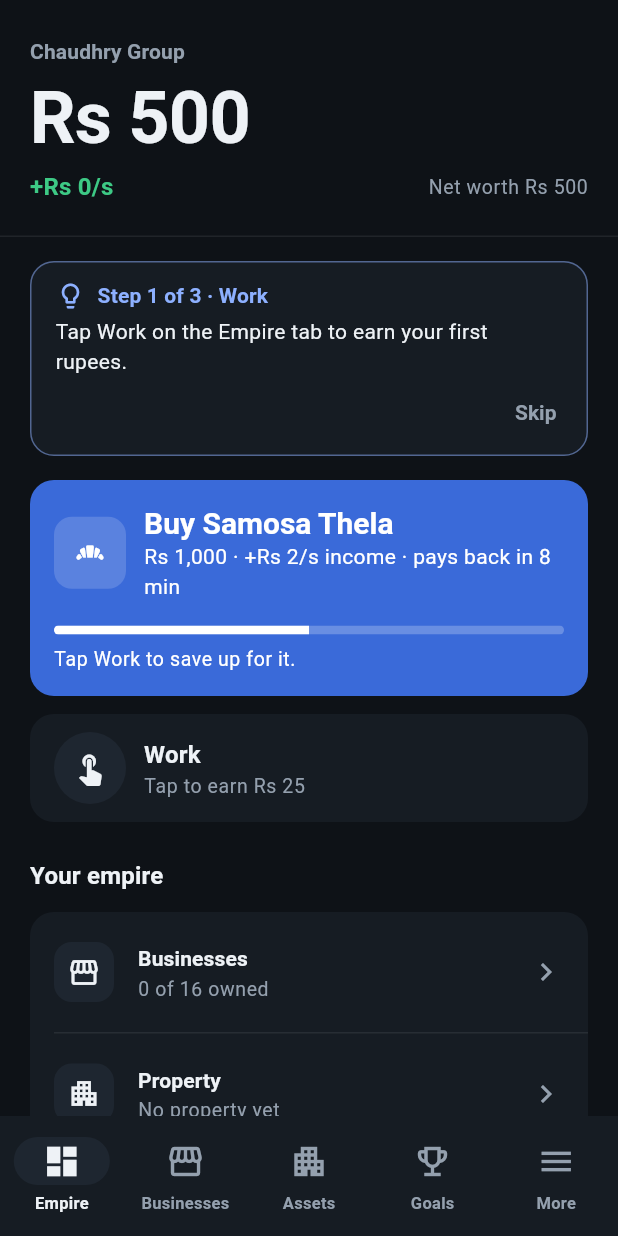
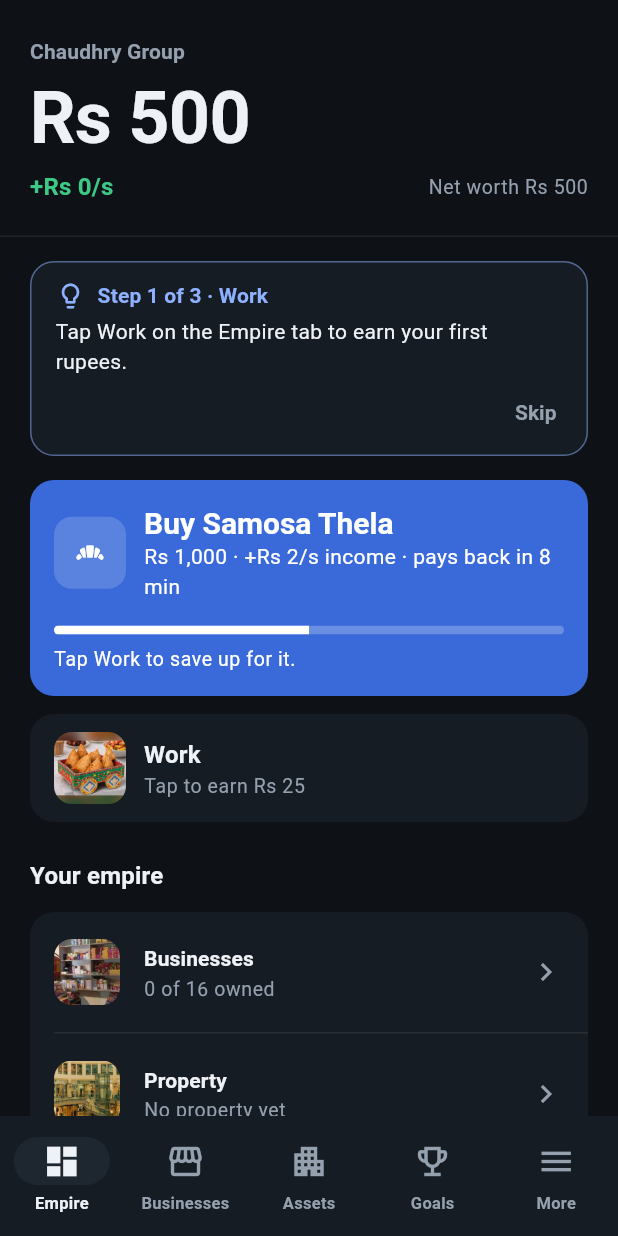
Before and after one commit to fahad2bhatti/desi-business-empire, a Flutter app: the screen it shows after launch, after a tap on "Start", on a phone screen of 412 x 824 dp. Run offline on Flutter 3.47's test engine with Material 3 defaults, Android fonts, the phone set to English and light mode, and no system bars; our stand-ins replace drift, drift_flutter, flutter_riverpod, go_router; accounts and stored records are empty; generated files the repository leaves out were written again.

Commit message:
Photos on Empire rows and property cards; K/M/B/T money
Motorbike and four properties get photos. Empire Work button and overview
rows use photo thumbnails. formatShort switches to international units.

Co-Authored-By: Claude Opus 5.5 <noreply@anthropic.com>
Claude-Session: https://claude.ai/code/session_019ytPtR6HKukidwBNEwqcBQ

```diff
--- a/lib/core/money.dart
+++ b/lib/core/money.dart
@@ -18,9 +18,9 @@ String formatRs(int paisa) {
   return '${paisa < 0 ? '− ' : ''}Rs $buf$fracText';
 }
 
-/// Short money in the South Asian system, for headers and cards:
-/// `Rs 950`, `Rs 12.5K`, `Rs 3.4 lakh`, `Rs 7.8 crore`, `Rs 1.2 arab`,
-/// `Rs 36 kharab`. Use [formatRs] where the exact value matters.
+/// Short money in international units, for headers and cards:
+/// `Rs 950`, `Rs 12.5K`, `Rs 340K`, `Rs 78M`, `Rs 1.2B`, `Rs 3.6T`.
+/// Use [formatRs] where the exact value matters.
 String formatShort(int paisa) {
   final negative = paisa < 0;
   final rs = paisa.abs() / paisaPerRupee;
@@ -36,16 +36,14 @@ String formatShort(int paisa) {
 
   if (rs < 10000) {
     out = formatRs(paisa.abs() - paisa.abs() % paisaPerRupee);
-  } else if (rs < 100000) {
-    out = scaled(rs / 1000, 'K');
-  } else if (rs < 10000000) {
-    out = scaled(rs / 100000, ' lakh');
-  } else if (rs < 1000000000) {
-    out = scaled(rs / 10000000, ' crore');
-  } else if (rs < 100000000000) {
-    out = scaled(rs / 1000000000, ' arab');
+  } else if (rs < 1e6) {
+    out = scaled(rs / 1e3, 'K');
+  } else if (rs < 1e9) {
+    out = scaled(rs / 1e6, 'M');
+  } else if (rs < 1e12) {
+    out = scaled(rs / 1e9, 'B');
   } else {
-    out = scaled(rs / 100000000000, ' kharab');
+    out = scaled(rs / 1e12, 'T');
   }
   return negative ? '− $out' : out;
 }
--- a/lib/features/common/photos.dart
+++ b/lib/features/common/photos.dart
@@ -1,4 +1,6 @@
 import 'package:flutter/material.dart';
+
+import '../../app/theme.dart';
 
 /// Ids that have a real photo in assets/images/ID.jpg. Anything not listed
 /// keeps its drawn art.
@@ -94,6 +96,11 @@ const _photoIds = {
   'r1',
   'gsxr1000',
   'ninjah2',
+  'motorbike',
+  'plot',
+  'shopspace',
+  'apartments',
+  'plaza',
 };
 
 bool hasPhoto(String id) => _photoIds.contains(id);
@@ -123,3 +130,36 @@ class PhotoBanner extends StatelessWidget {
     );
   }
 }
+
+/// Small square photo with rounded corners, for list rows. Shows [fallback]
+/// when [id] has no photo or the file is missing.
+class PhotoThumb extends StatelessWidget {
+  const PhotoThumb({
+    super.key,
+    required this.id,
+    required this.fallback,
+    this.size = 48,
+  });
+
+  final String id;
+  final Widget fallback;
+  final double size;
+
+  @override
+  Widget build(BuildContext context) {
+    if (!hasPhoto(id)) {
+      return fallback;
+    }
+    return ClipRRect(
+      borderRadius: BorderRadius.circular(AppRadius.tile),
+      child: SizedBox.square(
+        dimension: size,
+        child: Image.asset(
+          'assets/images/$id.jpg',
+          fit: BoxFit.cover,
+          errorBuilder: (_, _, _) => fallback,
+        ),
+      ),
+    );
+  }
+}
--- a/lib/features/empire/empire_screen.dart
+++ b/lib/features/empire/empire_screen.dart
@@ -10,6 +10,7 @@ import '../../domain/economy/advisor.dart';
 import '../../domain/economy/game_engine.dart';
 import '../../domain/economy/game_state.dart';
 import '../../domain/economy/goals.dart';
+import '../common/photos.dart';
 import '../common/run_command.dart';
 import '../common/visuals.dart';
 import '../common/widgets.dart';
@@ -196,18 +197,21 @@ class _Overview extends StatelessWidget {
     final rows = [
       (
         Icons.storefront,
+        'kiryana',
         S.tabBusinesses,
         S.rowBusinesses(s.businesses.length, c.businesses.length),
         '/businesses',
       ),
       (
         Icons.apartment,
+        'plaza',
         S.property,
         S.rowProperty(units, formatShort(rent)),
         '/property?tab=property',
       ),
       (
         Icons.directions_car,
+        'sportscar',
         S.tabVehicles,
         S.rowVehicles(ownedVehicles.length, vehicles.length),
         '/property?tab=vehicles',
@@ -215,6 +219,7 @@ class _Overview extends StatelessWidget {
       if (home != null)
         (
           iconFor(home.id),
+          home.id,
           S.tabHome,
           S.rowHome(home.name, home.incomeBonusPercent),
           '/property?tab=home',
@@ -225,14 +230,18 @@ class _Overview extends StatelessWidget {
       clipBehavior: Clip.antiAlias,
       child: Column(
         children: [
-          for (final (i, (icon, title, subtitle, path)) in rows.indexed) ...[
+          for (final (i, (icon, photo, title, subtitle, path)) in rows.indexed) ...[
             if (i > 0) const Divider(indent: AppSpacing.s16),
             ListTile(
               contentPadding: const EdgeInsets.symmetric(
                 horizontal: AppSpacing.s16,
                 vertical: AppSpacing.s4,
               ),
-              leading: SignTile(icon: icon, size: 40),
+              leading: PhotoThumb(
+                id: photo,
+                size: 44,
+                fallback: SignTile(icon: icon, size: 40),
+              ),
               title: Text(title, style: context.text.titleSmall),
               subtitle: Text(
                 subtitle,
@@ -311,7 +320,9 @@ class _WorkButtonState extends State<_WorkButton> {
                 ),
                 child: Row(
                   children: [
-                    Container(
+                    PhotoThumb(
+                      id: 'samosa',
+                      fallback: Container(
                         width: 48,
                         height: 48,
                         decoration: BoxDecoration(
@@ -319,6 +330,7 @@ class _WorkButtonState extends State<_WorkButton> {
                           shape: BoxShape.circle,
                         ),
                         child: Icon(Icons.touch_app, color: p.ink),
+                      ),
                     ),
                     const SizedBox(width: AppSpacing.s12),
                     Expanded(
```
Also changed, not shown: assets/images/apartments.jpg (added), assets/images/c.jpg (added), assets/images/motorbike.jpg (added), assets/images/plaza.jpg (added), assets/images/plot.jpg (added), assets/images/sheet.jpg (added), assets/images/sheet3.jpg (added), assets/images/shopspace.jpg (added), 4 other files. Lines whose indentation alone changed are shown as unchanged.
